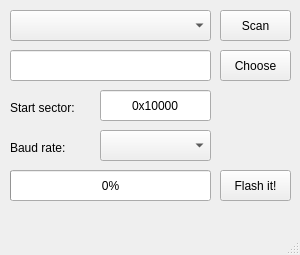
dsiberia9s/esptool_GUI, file mainwindow.ui: the form before one commit.
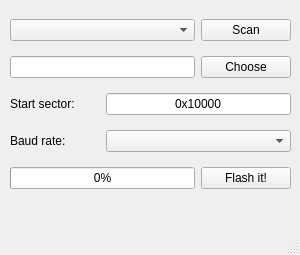
The form after the commit.

```diff
--- a/mainwindow.ui
+++ b/mainwindow.ui
@@ -26,90 +26,49 @@
    <string>esptool.py GUI by M5Stack</string>
   </property>
   <widget class="QWidget" name="centralwidget">
-   <widget class="QPushButton" name="pushButton">
-    <property name="geometry">
-     <rect>
-      <x>220</x>
-      <y>170</y>
-      <width>71</width>
-      <height>31</height>
-     </rect>
-    </property>
-    <property name="text">
-     <string>Flash it!</string>
-    </property>
-   </widget>
-   <widget class="QProgressBar" name="progressBar">
+   <widget class="QWidget" name="layoutWidget">
     <property name="geometry">
      <rect>
       <x>10</x>
-      <y>170</y>
-      <width>201</width>
-      <height>31</height>
+      <y>10</y>
+      <width>281</width>
+      <height>191</height>
      </rect>
     </property>
-    <property name="value">
-     <number>0</number>
-    </property>
-   </widget>
+    <layout class="QGridLayout" name="gridLayout">
+     <item row="0" column="0" colspan="2">
+      <widget class="QComboBox" name="port"/>
+     </item>
+     <item row="0" column="2">
+      <widget class="QPushButton" name="pushButton_3">
+       <property name="text">
+        <string>Scan</string>
+       </property>
+      </widget>
+     </item>
+     <item row="1" column="0" colspan="2">
+      <widget class="QLineEdit" name="fileName">
+       <property name="readOnly">
+        <bool>true</bool>
+       </property>
+      </widget>
+     </item>
+     <item row="1" column="2">
    <widget class="QPushButton" name="pushButton_2">
-    <property name="geometry">
-     <rect>
-      <x>220</x>
-      <y>50</y>
-      <width>71</width>
-      <height>31</height>
-     </rect>
-    </property>
     <property name="text">
      <string>Choose</string>
     </property>
    </widget>
+     </item>
+     <item row="2" column="0">
    <widget class="QLabel" name="label">
-    <property name="geometry">
-     <rect>
-      <x>10</x>
-      <y>100</y>
-      <width>81</width>
-      <height>16</height>
-     </rect>
-    </property>
     <property name="text">
      <string>Start sector:</string>
     </property>
    </widget>
-   <widget class="QComboBox" name="port">
-    <property name="geometry">
-     <rect>
-      <x>10</x>
-      <y>10</y>
-      <width>201</width>
-      <height>31</height>
-     </rect>
-    </property>
-   </widget>
-   <widget class="QPushButton" name="pushButton_3">
-    <property name="geometry">
-     <rect>
-      <x>220</x>
-      <y>10</y>
-      <width>71</width>
-      <height>31</height>
-     </rect>
-    </property>
-    <property name="text">
-     <string>Scan</string>
-    </property>
-   </widget>
+     </item>
+     <item row="2" column="1" colspan="2">
    <widget class="QLineEdit" name="sector">
-    <property name="geometry">
-     <rect>
-      <x>100</x>
-      <y>90</y>
-      <width>111</width>
-      <height>31</height>
-     </rect>
-    </property>
     <property name="focusPolicy">
      <enum>Qt::StrongFocus</enum>
     </property>
@@ -120,41 +79,32 @@
      <set>Qt::AlignCenter</set>
     </property>
    </widget>
-   <widget class="QLineEdit" name="fileName">
-    <property name="geometry">
-     <rect>
-      <x>10</x>
-      <y>50</y>
-      <width>201</width>
-      <height>31</height>
-     </rect>
-    </property>
-    <property name="readOnly">
-     <bool>true</bool>
-    </property>
-   </widget>
-   <widget class="QComboBox" name="baud">
-    <property name="geometry">
-     <rect>
-      <x>100</x>
-      <y>130</y>
-      <width>111</width>
-      <height>31</height>
-     </rect>
-    </property>
-   </widget>
+     </item>
+     <item row="3" column="0">
    <widget class="QLabel" name="label_2">
-    <property name="geometry">
-     <rect>
-      <x>10</x>
-      <y>140</y>
-      <width>81</width>
-      <height>16</height>
-     </rect>
-    </property>
     <property name="text">
      <string>Baud rate:</string>
     </property>
+      </widget>
+     </item>
+     <item row="3" column="1" colspan="2">
+      <widget class="QComboBox" name="baud"/>
+     </item>
+     <item row="4" column="0" colspan="2">
+      <widget class="QProgressBar" name="progressBar">
+       <property name="value">
+        <number>0</number>
+       </property>
+      </widget>
+     </item>
+     <item row="4" column="2">
+      <widget class="QPushButton" name="pushButton">
+       <property name="text">
+        <string>Flash it!</string>
+       </property>
+      </widget>
+     </item>
+    </layout>
    </widget>
   </widget>
   <widget class="QMenuBar" name="menubar">
```
Left out of the diff: 2 changed lines with no effect on the pictures. Lines whose indentation alone changed are shown as unchanged.
